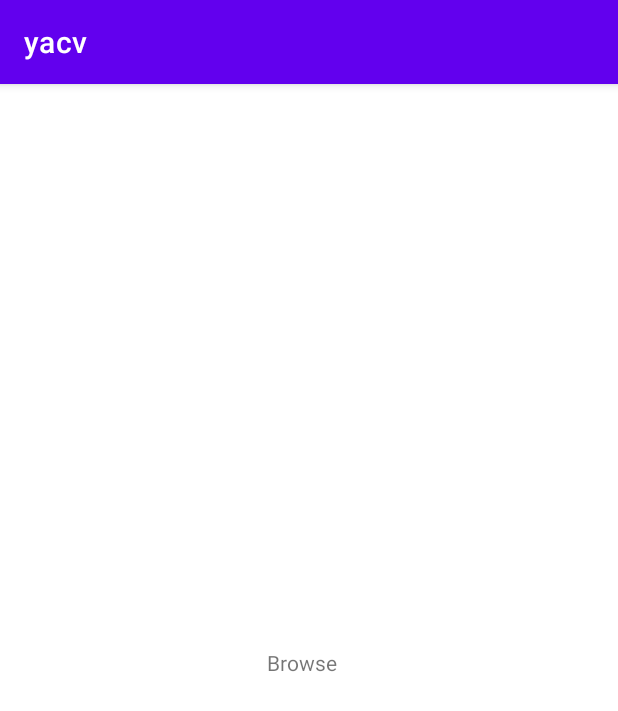
After one commit to nvmnghia/yacv, an Android app: the fragment ListComicFragment shown on its own in the app's theme, on a phone screen of 412 x 824 dp. The commit adds this screen. Shown: the top 711 px of the screen. Run offline under Robolectric (Android 15) with nearby library versions, the phone set to English and light mode, and no system bars; our stand-ins replace Dagger/Hilt's generated code.

Commit message:
feat: navigation to `ListComicFragment`

```diff
--- a/app/src/main/java/com/uet/nvmnghia/yacv/MainApplication.kt
+++ b/app/src/main/java/com/uet/nvmnghia/yacv/MainApplication.kt
@@ -8,7 +8,4 @@ import dagger.hilt.android.HiltAndroidApp
 // https://developer.android.com/training/dependency-injection/hilt-android#application-class
 @HiltAndroidApp
 class MainApplication : Application() {
-    override fun onCreate() {
-        super.onCreate()
-    }
 }
--- a/app/src/main/java/com/uet/nvmnghia/yacv/model/comic/ComicDao.kt
+++ b/app/src/main/java/com/uet/nvmnghia/yacv/model/comic/ComicDao.kt
@@ -116,8 +116,8 @@ abstract class ComicDao(private val appDb: AppDatabase) {
         return getExistingId(fileUri).isEmpty()
     }
 
-    @Query("SELECT * FROM Comic WHERE FolderID = :folderId")
-    abstract fun getComicsInFolder(folderId: Int): LiveData<List<Comic>>
+    @Query("SELECT Comic.* FROM Comic INNER JOIN Folder ON Comic.FolderID = Folder.FolderID WHERE FolderUri = :folderUri")
+    abstract fun getComicsInFolder(folderUri: String): LiveData<List<Comic>>
 
     @Query("SELECT * FROM Comic WHERE FolderID = :folderId LIMIT 1")
     abstract fun getFirstComicInFolder(folderId: Long): Comic
--- /dev/null
+++ b/app/src/main/java/com/uet/nvmnghia/yacv/ui/list_comics/ComicAdapter.kt
@@ -0,0 +1 @@
+package com.uet.nvmnghia.yacv.ui.list_comics
--- /dev/null
+++ b/app/src/main/java/com/uet/nvmnghia/yacv/ui/list_comics/ListComicFragment.kt
@@ -0,0 +1,26 @@
+package com.uet.nvmnghia.yacv.ui.list_comics
+
+import android.os.Bundle
+import android.view.LayoutInflater
+import android.view.View
+import android.view.ViewGroup
+import androidx.fragment.app.Fragment
+import androidx.fragment.app.viewModels
+import com.uet.nvmnghia.yacv.R
+import dagger.hilt.android.AndroidEntryPoint
+
+
+@AndroidEntryPoint
+class ListComicFragment: Fragment() {
+
+    val viewModel: ListComicViewModel by viewModels()
+
+    override fun onCreateView(
+        inflater: LayoutInflater,
+        container: ViewGroup?,
+        savedInstanceState: Bundle?
+    ): View? {
+        return inflater.inflate(R.layout.fragment_browse_folder, container, false)
+    }
+
+}
--- /dev/null
+++ b/app/src/main/res/layout/fragment_browse_folder.xml
@@ -0,0 +1,17 @@
+<?xml version="1.0" encoding="utf-8"?>
+<androidx.constraintlayout.widget.ConstraintLayout xmlns:android="http://schemas.android.com/apk/res/android"
+    xmlns:app="http://schemas.android.com/apk/res-auto"
+    xmlns:tools="http://schemas.android.com/tools"
+    android:layout_width="match_parent"
+    android:layout_height="match_parent">
+
+    <TextView
+        android:id="@+id/textView"
+        android:layout_width="56dp"
+        android:layout_height="16dp"
+        android:text="Browse Folder"
+        app:layout_constraintBottom_toBottomOf="parent"
+        app:layout_constraintEnd_toEndOf="parent"
+        app:layout_constraintStart_toStartOf="parent"
+        app:layout_constraintTop_toTopOf="parent" />
+</androidx.constraintlayout.widget.ConstraintLayout>
--- a/build.gradle
+++ b/build.gradle
@@ -6,12 +6,15 @@ buildscript {
         jcenter()
     }
     dependencies {
-        classpath 'com.android.tools.build:gradle:4.2.0-beta01'
+        classpath 'com.android.tools.build:gradle:4.2.0-beta02'
         classpath "org.jetbrains.kotlin:kotlin-gradle-plugin:$kotlin_version"
         classpath 'com.google.dagger:hilt-android-gradle-plugin:2.28-alpha'
 
         // NOTE: Do not place your application dependencies here; they belong
         // in the individual module build.gradle files
+
+        def nav_version = "2.3.2"
+        classpath "androidx.navigation:navigation-safe-args-gradle-plugin:$nav_version"
     }
 }
 
```
Also changed, not shown: app/build.gradle (+7 -5 lines), app/src/main/java/com/uet/nvmnghia/yacv/model/comic/ComicRepository.kt (+7 -0 lines), app/src/main/java/com/uet/nvmnghia/yacv/ui/library/LibraryFragment.kt (+8 -4 lines), app/src/main/java/com/uet/nvmnghia/yacv/ui/list_comics/ListComicViewModel.kt (added, +22 -0 lines), app/src/main/res/navigation/nav_graph.xml (+12 -1 lines), gradle/wrapper/gradle-wrapper.properties.
